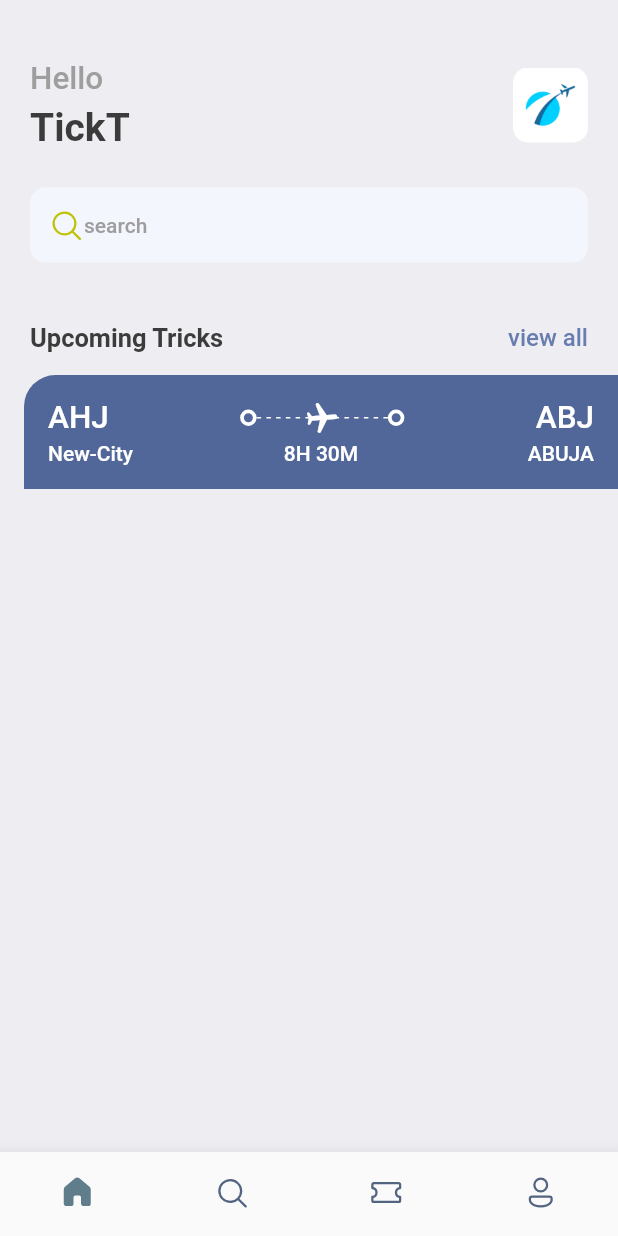
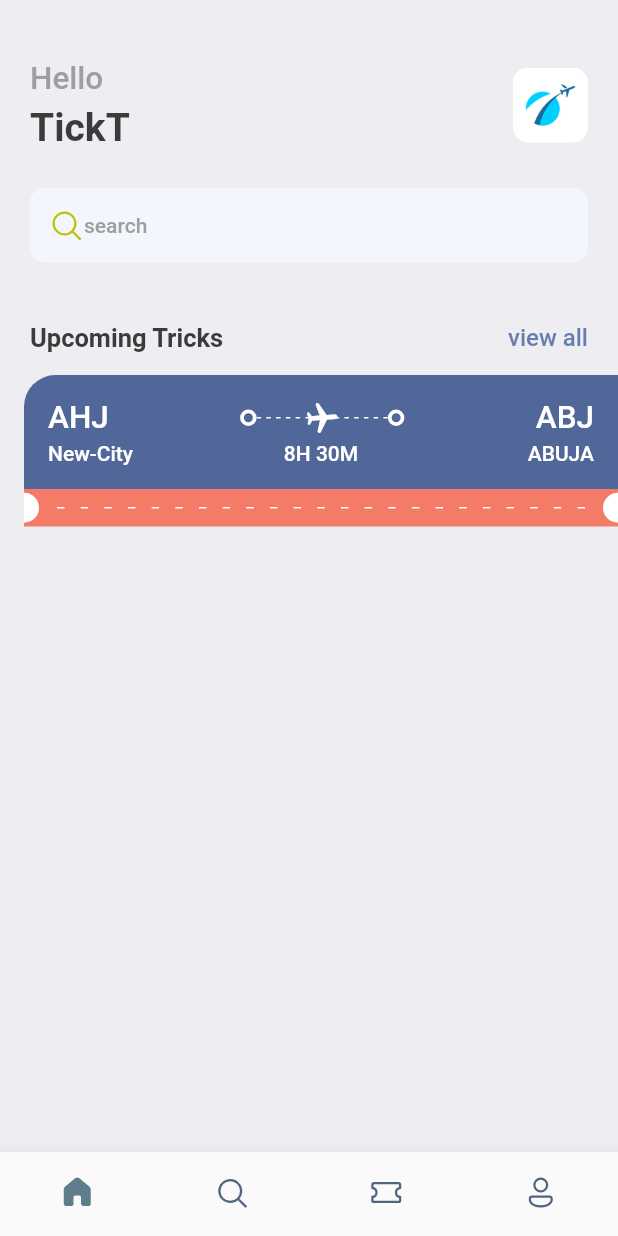
Before and after one commit to theclassical-dev/flutter-ticketTest, a Flutter app: the screen it shows after launch, on a phone screen of 412 x 824 dp. Run offline on Flutter 3.47's test engine with Material 2 defaults, Android fonts, the phone set to English and light mode, and no system bars; our stand-ins replace fluentui_icons, gap.

Commit message:
divided design implemented

```diff
--- a/lib/screens/tick_view.dart
+++ b/lib/screens/tick_view.dart
@@ -17,11 +17,15 @@ class TickView extends StatelessWidget {
       child: Container(
         margin: const EdgeInsets.only(left: 16),
         child: Column(
+          mainAxisSize: MainAxisSize.min,
           children: [
+            /*
+            *showing the blue part of the card
+            * */
             Container(
-              decoration: BoxDecoration(
-                color: const Color(0xFF526799),
-                borderRadius: const BorderRadius.only(topLeft: Radius.circular(21))
+              decoration: const BoxDecoration(
+                color: Color(0xFF526799),
+                borderRadius: BorderRadius.only(topLeft: Radius.circular(21))
               ),
               padding: const EdgeInsets.all(16),
               child: Column(
@@ -72,6 +76,7 @@ class TickView extends StatelessWidget {
                   Row(
                     mainAxisAlignment: MainAxisAlignment.spaceBetween,
                     children: [
+
                       SizedBox(
                         width: 100, child: Text("New-City", style: Styles.headLineStyle4.copyWith(color: Colors.white),),
                       ),
@@ -83,6 +88,65 @@ class TickView extends StatelessWidget {
                   )
                 ],
               ),
+            ),
+            /*
+            *showing the orange part of the card
+            * */
+            Container(
+              color: Styles.orangeColor, //const Color(0xFFF37B67),
+              child: Row(
+                children: [
+                  const SizedBox(
+                    height: 20,
+                    width: 10,
+                    child: DecoratedBox(
+                      decoration: BoxDecoration(
+                        color: Colors.white,
+                        borderRadius: BorderRadius.only(
+                            topRight: Radius.circular(10),
+                            bottomRight: Radius.circular(10)
+                        )
+                      ),
+
+                    ),
+                  ),
+                  Expanded(child: Padding(
+                    padding: const EdgeInsets.all(12.0),
+                    child: LayoutBuilder(
+                      builder: (BuildContext context, BoxConstraints constraints) {
+                        return Flex(
+                          direction: Axis.horizontal,
+                          mainAxisAlignment: MainAxisAlignment.spaceBetween,
+                          mainAxisSize: MainAxisSize.max,
+                          children:  List.generate((constraints.constrainWidth()/15).floor(), (index) => const SizedBox(
+                            width: 5, height: 1,
+                            child: DecoratedBox(
+                              decoration: BoxDecoration(
+                                  color: Colors.white
+                              ),
+                            ),
+                          )),
+                        );
+                      },
+
+                    ),
+                  )),
+                   const SizedBox(
+                    height: 20,
+                    width: 10,
+                    child: DecoratedBox(
+                      decoration: BoxDecoration(
+                          color: Colors.white,
+                          borderRadius: BorderRadius.only(
+                              topLeft: Radius.circular(10),
+                              bottomLeft: Radius.circular(10)
+                          )
+                      ),
+
+                    ),
+                  ),
+                ],
+              ),
             )
           ],
         ),
--- a/lib/utils/app_styles.dart
+++ b/lib/utils/app_styles.dart
@@ -5,7 +5,7 @@ class Styles{
   static Color primaryColor = primary;
   static Color textColor = const Color(0xFF3b3b3b);
   static Color bgColor = const Color(0xFFeeedf2);
-  static Color orangeColor = const Color(0xFF526799);
+  static Color orangeColor = const Color(0xFFF37B67);
   static TextStyle textStyle = TextStyle(fontSize: 16, color: textColor, fontWeight: FontWeight.w500);
   static TextStyle headLineStyle = TextStyle(fontSize: 26, color: textColor, fontWeight: FontWeight.bold);
   static TextStyle headLineStyle2 = TextStyle(fontSize: 17, color: textColor, fontWeight: FontWeight.bold);
```
